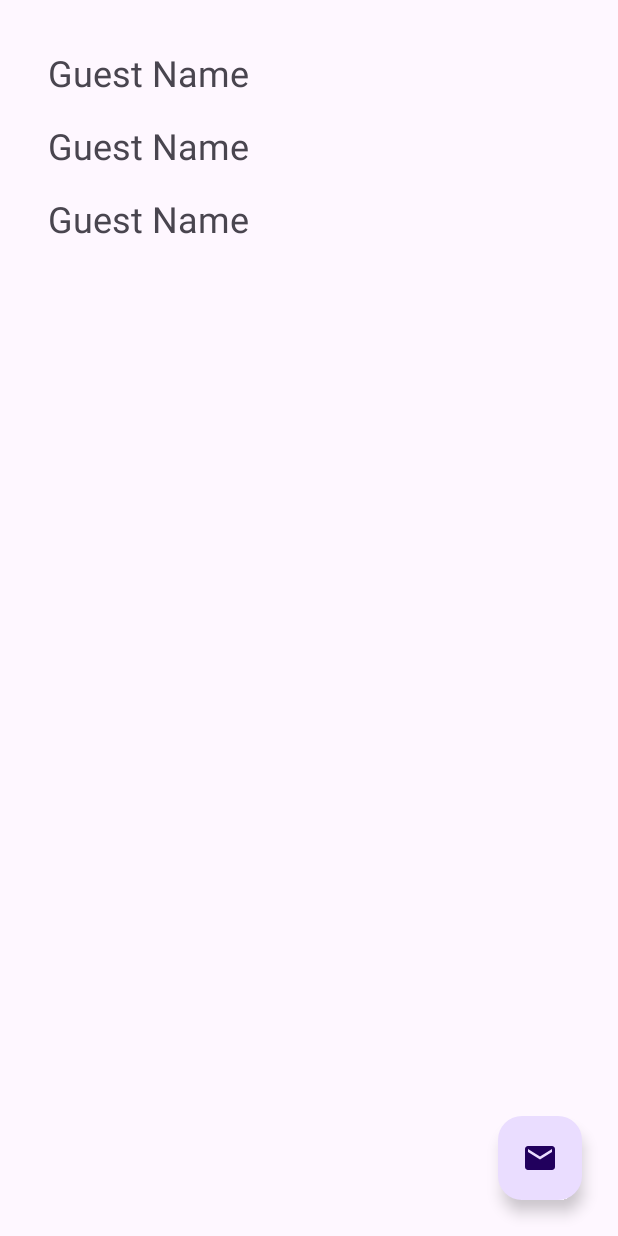
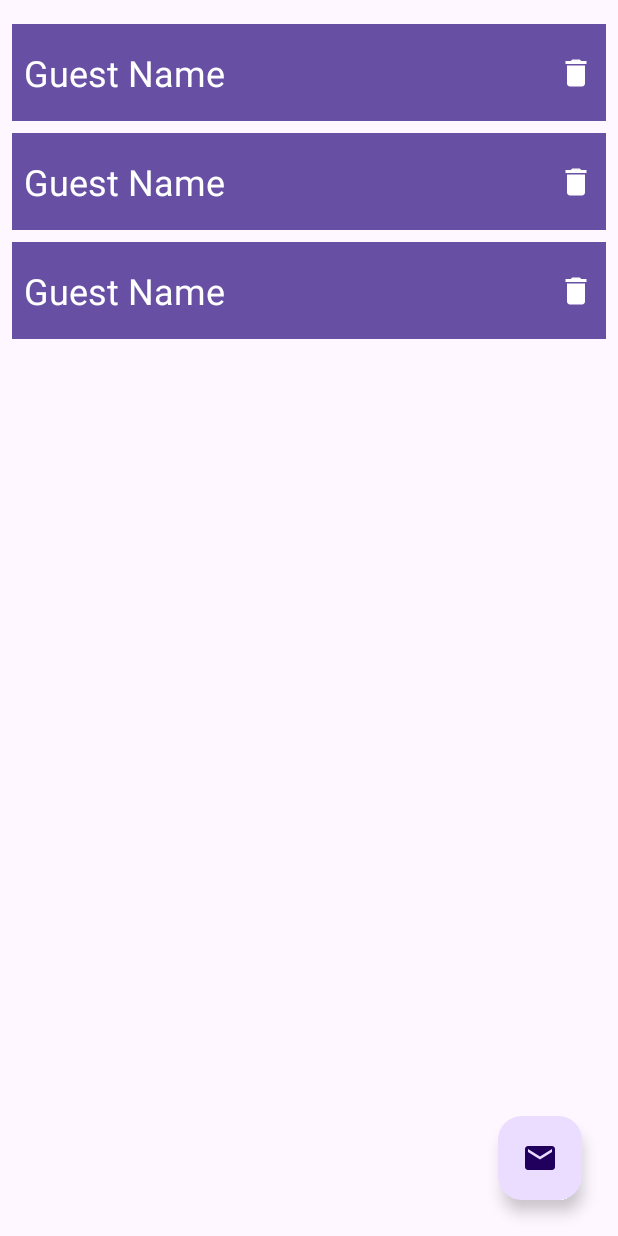
Before and after one commit to helderzack/section-31st_guests, an Android app: the layout fragment_all_guests.xml on its own in the app's theme, with its tools: preview values and no code run, on a phone screen of 412 x 824 dp. Run offline under Robolectric (Android 15) with nearby library versions, the phone set to English and light mode, and no system bars.

Commit message:
- Changes in the layout of the guest_item.xml.

```diff
--- /dev/null
+++ b/app/src/main/res/drawable/ic_delete.xml
@@ -0,0 +1,5 @@
+<vector android:height="24dp" android:tint="#000000"
+    android:viewportHeight="24" android:viewportWidth="24"
+    android:width="24dp" xmlns:android="http://schemas.android.com/apk/res/android">
+    <path android:fillColor="@android:color/white" android:pathData="M6,19c0,1.1 0.9,2 2,2h8c1.1,0 2,-0.9 2,-2V7H6v12zM19,4h-3.5l-1,-1h-5l-1,1H5v2h14V4z"/>
+</vector>
--- a/app/src/main/res/layout/fragment_absent_guests.xml
+++ b/app/src/main/res/layout/fragment_absent_guests.xml
@@ -7,11 +7,11 @@
 
     <androidx.recyclerview.widget.RecyclerView
         android:id="@+id/recycler_view_absent_guests"
-        android:layout_width="wrap_content"
+        android:layout_width="0dp"
         android:layout_height="wrap_content"
-        android:layout_marginStart="16dp"
         android:layout_marginTop="16dp"
-        android:paddingHorizontal="16dp"
+        android:paddingHorizontal="8dp"
+        app:layout_constraintEnd_toEndOf="parent"
         app:layout_constraintStart_toStartOf="parent"
         app:layout_constraintTop_toTopOf="parent"
         tools:listitem="@layout/guest_item" />
--- a/app/src/main/res/layout/fragment_all_guests.xml
+++ b/app/src/main/res/layout/fragment_all_guests.xml
@@ -7,11 +7,11 @@
 
     <androidx.recyclerview.widget.RecyclerView
         android:id="@+id/recycler_view_all_guests"
-        android:layout_width="wrap_content"
+        android:layout_width="0dp"
         android:layout_height="wrap_content"
-        android:layout_marginStart="16dp"
         android:layout_marginTop="16dp"
-        android:paddingHorizontal="16dp"
+        android:paddingHorizontal="8dp"
+        app:layout_constraintEnd_toEndOf="parent"
         app:layout_constraintStart_toStartOf="parent"
         app:layout_constraintTop_toTopOf="parent"
         tools:listitem="@layout/guest_item" />
--- a/app/src/main/res/layout/fragment_present_guests.xml
+++ b/app/src/main/res/layout/fragment_present_guests.xml
@@ -7,11 +7,11 @@
 
     <androidx.recyclerview.widget.RecyclerView
         android:id="@+id/recycler_view_present_guests"
-        android:layout_width="wrap_content"
+        android:layout_width="0dp"
         android:layout_height="wrap_content"
-        android:layout_marginStart="16dp"
         android:layout_marginTop="16dp"
-        android:paddingHorizontal="16dp"
+        android:paddingHorizontal="8dp"
+        app:layout_constraintEnd_toEndOf="parent"
         app:layout_constraintStart_toStartOf="parent"
         app:layout_constraintTop_toTopOf="parent"
         tools:listitem="@layout/guest_item" />
--- a/app/src/main/res/layout/guest_item.xml
+++ b/app/src/main/res/layout/guest_item.xml
@@ -3,15 +3,36 @@
     xmlns:app="http://schemas.android.com/apk/res-auto"
     xmlns:tools="http://schemas.android.com/tools"
     android:layout_width="match_parent"
-    android:layout_height="wrap_content">
+    android:layout_height="wrap_content"
+    android:layout_marginBottom="8dp"
+    android:background="?attr/colorPrimary"
+    android:paddingVertical="16dp">
 
     <TextView
         android:id="@+id/text_view_guest_name"
-        android:layout_width="wrap_content"
+        android:layout_width="0dp"
         android:layout_height="wrap_content"
-        android:layout_marginTop="16dp"
+        android:paddingHorizontal="8dp"
+        android:textColor="?attr/colorOnPrimary"
         android:textSize="24sp"
+        app:layout_constraintBottom_toBottomOf="parent"
+        app:layout_constraintEnd_toStartOf="@id/image_delete_guest"
         app:layout_constraintStart_toStartOf="parent"
         app:layout_constraintTop_toTopOf="parent"
         tools:text="Guest Name" />
+
+    <ImageView
+        android:id="@+id/image_delete_guest"
+        android:layout_width="wrap_content"
+        android:layout_height="wrap_content"
+        android:clickable="true"
+        android:contentDescription="@string/delete_guest_button"
+        android:focusable="true"
+        android:paddingHorizontal="8dp"
+        app:layout_constraintBottom_toBottomOf="parent"
+        app:layout_constraintEnd_toEndOf="parent"
+        app:layout_constraintStart_toEndOf="@id/text_view_guest_name"
+        app:layout_constraintTop_toTopOf="parent"
+        app:srcCompat="@drawable/ic_delete"
+        app:tint="?attr/colorOnPrimary" />
 </androidx.constraintlayout.widget.ConstraintLayout>
--- a/app/src/main/res/values/strings.xml
+++ b/app/src/main/res/values/strings.xml
@@ -15,4 +15,5 @@
     <string name="guests_header">Guests Header</string>
     <string name="failed_saved_guest_action">The guest was not saved to the database!</string>
     <string name="successful_saved_guest_action">Saved guest successfully!</string>
+    <string name="delete_guest_button">Delete Guest Button</string>
 </resources>
```
Also changed, not shown: 1 other file.
